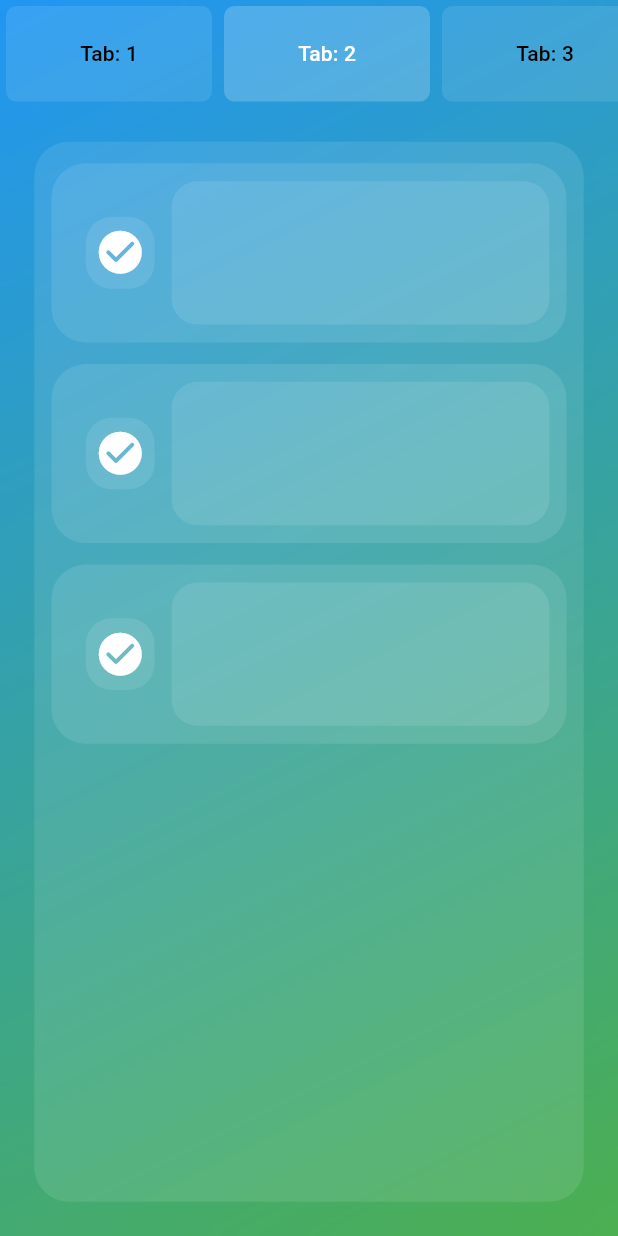
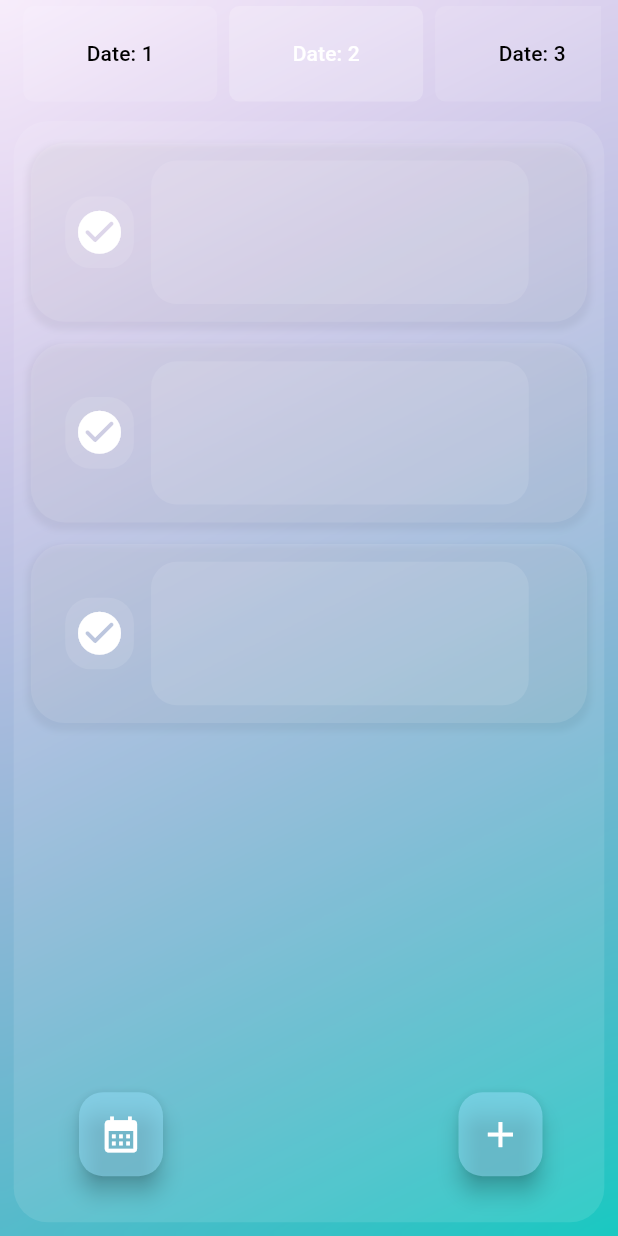
Before and after one commit to NAOXUAN4/Freeze_ToDo, a Flutter app: the screen it shows after launch, on a phone screen of 412 x 824 dp. Run offline on Flutter 3.47's test engine with Material 3 defaults, Android fonts, the phone set to English and light mode, and no system bars; drawn by our look-alikes of buttons_tabbar, oktoast; our stand-ins replace flutter_screenutil, hexcolor, syncfusion_flutter_calendar.

```diff
--- a/lib/route/router.dart
+++ b/lib/route/router.dart
@@ -1,6 +1,8 @@
+import 'package:ca_tl/views/commonUi/addTodo_Page.dart';
 import 'package:flutter/cupertino.dart';
 import 'package:flutter/material.dart';
 import '../views/Home/home_page.dart';
+import '../views/Test/test_page.dart';
 
 class Routes{
   static MaterialPageRoute<dynamic>? generateRoute(RouteSettings settings){
@@ -9,6 +11,16 @@ class Routes{
       case RouteName.home:
         return pageRoute(
           HomePage(),
+          settings: settings,
+        );
+      case RouteName.test:
+        return pageRoute(
+          TestPage(),
+          settings: settings,
+        );
+      case RouteName.add:
+        return pageRoute(
+          AddToDoPage(),
           settings: settings,
         );
     }
@@ -33,4 +45,6 @@ class Routes{
 
 class RouteName{
   static const String home = '/';
+  static const String test = '/test';
+  static const String add = '/add';
 }
--- a/lib/theme.dart
+++ b/lib/theme.dart
@@ -0,0 +1,16 @@
+// BoxShadow
+import 'package:flutter/cupertino.dart';
+import 'package:hexcolor/hexcolor.dart';
+
+class theme{
+  static List <BoxShadow> Default_boxShadow = [
+    BoxShadow(
+      color: HexColor("#15191d").withOpacity(0.1),
+      spreadRadius: 2,
+      blurRadius: 3,
+      offset: const Offset(0, 3), // changes position of shadow
+    ),
+  ];
+
+  static List <Color> Default_gradient =  [HexColor("#D7b3bb4"), HexColor("#19c9c1")];
+}
--- a/lib/views/Home/home_page.dart
+++ b/lib/views/Home/home_page.dart
@@ -1,9 +1,13 @@
 import 'dart:ui';
+import 'package:ca_tl/route/router.dart';
 import 'package:flutter/cupertino.dart';
 import 'package:flutter/material.dart';
 import 'package:flutter_screenutil/flutter_screenutil.dart';
 import 'package:buttons_tabbar/buttons_tabbar.dart';
+import 'package:hexcolor/hexcolor.dart';
 import 'package:oktoast/oktoast.dart';
+
+import '../../theme.dart';
 
 class HomePage extends StatefulWidget {
   const HomePage({Key? key}) : super(key: key);
@@ -49,7 +53,7 @@ class _HomePageState extends State<HomePage> with SingleTickerProviderStateMixin
         width: double.infinity,
         decoration: BoxDecoration(
           gradient: LinearGradient(
-            colors: [Colors.blue, Colors.green],
+            colors: theme.Default_gradient,
             begin: Alignment.topLeft,
             end: Alignment.bottomRight,
           ),
@@ -60,24 +64,65 @@ class _HomePageState extends State<HomePage> with SingleTickerProviderStateMixin
             width: double.infinity,
             child: Column(
               children:[
-                _TabBar(),
-               _ToDoDetails()
+                _TabBar(),    //日期切换导航
+               _ToDoDetails()    //待办事项详情，卡片
               ],)
           ),
         ),
-      ));
+      ),
+      floatingActionButton:  //底部快速功能按钮
+      _floatButtons(),
+    );
+  }
+
+  Widget _floatButtons(){
+    return Stack(
+      children: <Widget>[  //右边添加按钮
+        Positioned(
+          bottom: 20.h,
+          right: 30.w,
+          child: FloatingActionButton(
+            heroTag: "add_hm",
+            backgroundColor: HexColor("#96e1fb").withOpacity(0.5),
+            foregroundColor: Colors.white,
+            onPressed: () {
+              Navigator.pushNamed(context, RouteName.add);
+            },
+            tooltip: 'First Action',
+            child: Icon(Icons.add,size: 25.w,
+              color: Colors.white,),
+          ),
+        ),
+        Positioned(    //左边日历按钮
+          bottom: 20.h,
+          left: 60.w,
+          child: FloatingActionButton(
+            heroTag: "cal_hm",
+            backgroundColor: HexColor("#96e1fb").withOpacity(0.5),
+            onPressed: () {
+              Navigator.pushNamed(context, RouteName.test);
+            },
+            tooltip: 'Second Action',
+            child: Icon(Icons.calendar_month,size: 25.w,
+              color: Colors.white,),
+          ),
+        ),
+      ],
+    );
   }
 
   Widget _TabBar(){
     return Container(
         height: 60.h,
+        margin: EdgeInsets.symmetric(horizontal: 10.w),
         child: BackdropFilter(
           filter: ImageFilter.blur(sigmaX: 5, sigmaY: 5),
           child: ButtonsTabBar(
             // isScrollable: true,
             // padding: EdgeInsets.symmetric(horizontal: 20.w),
-            width: 120.w,
+            width: 113.w,
             unselectedDecoration: BoxDecoration(
+
               borderRadius: BorderRadius.circular(10.r),
               color: Colors.white.withOpacity(0.1),
             ),
@@ -86,7 +131,7 @@ class _HomePageState extends State<HomePage> with SingleTickerProviderStateMixin
               color: Colors.white.withOpacity(0.2),
             ),
             tabs: List.generate(10, (index) =>
-                Tab(text: 'Tab: ${index + 1}')
+                Tab(text: 'Date: ${index + 1}')
             ),
             controller: _tabController,
             contentCenter: true,
@@ -108,12 +153,13 @@ class _HomePageState extends State<HomePage> with SingleTickerProviderStateMixin
 
   Widget _ToDoPages({required int index}){
     return Container(
-      margin: EdgeInsets.all(20.w),
+      margin: EdgeInsets.all(8.w),
       height: double.infinity,
       width: double.infinity,
       decoration: BoxDecoration(
         borderRadius: BorderRadius.circular(20.r),
         color: Colors.white.withOpacity(0.1),
+
       ),
       child: ListView.builder(
         shrinkWrap: true,
@@ -137,6 +183,14 @@ class _HomePageState extends State<HomePage> with SingleTickerProviderStateMixin
       decoration: BoxDecoration(
         borderRadius: BorderRadius.circular(20.r),
         color: Colors.white.withOpacity(0.1),
+        boxShadow: [
+          BoxShadow(
+            color: Colors.black.withOpacity(0.05),
+            spreadRadius: 2,
+            blurRadius: 3,
+            offset: Offset(0, 3), // changes position of shadow
+          ),
+        ],
       ),
       child: Row(
         children: [
--- a/pubspec.yaml
+++ b/pubspec.yaml
@@ -63,6 +63,8 @@ dependencies:
   flutter_html: ^3.0.0-alpha.6
   #13.buttons_tabbar:
   buttons_tabbar: ^1.3.14
+  #14,syncfusion_flutter_calendar
+  syncfusion_flutter_calendar: ^27.2.4
 
 dev_dependencies:
   flutter_test:
```
Also changed, not shown: lib/repo/data/CalendarDataSource.dart (added, +18 -0 lines), lib/views/commonUi/addTodo_Page.dart (added, +150 -0 lines), lib/views/Calendar/calendar_page.dart (added), pubspec.lock, 1 other file.
